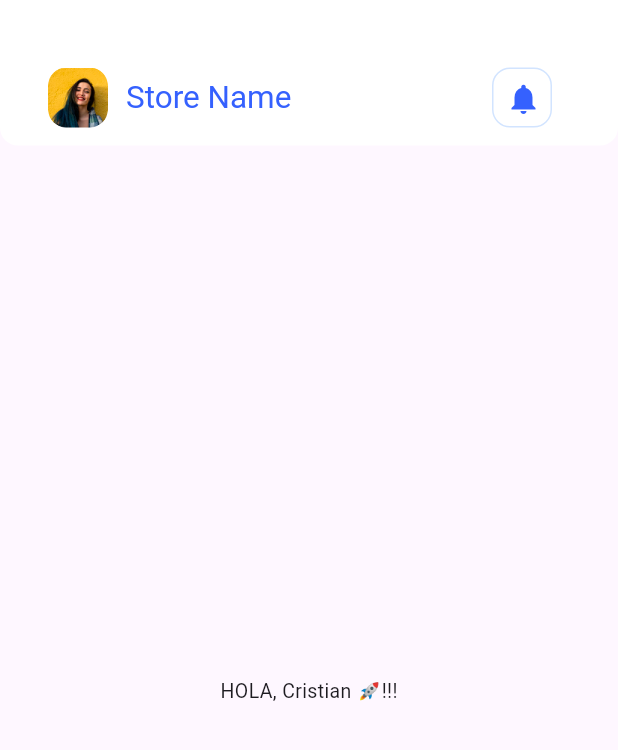
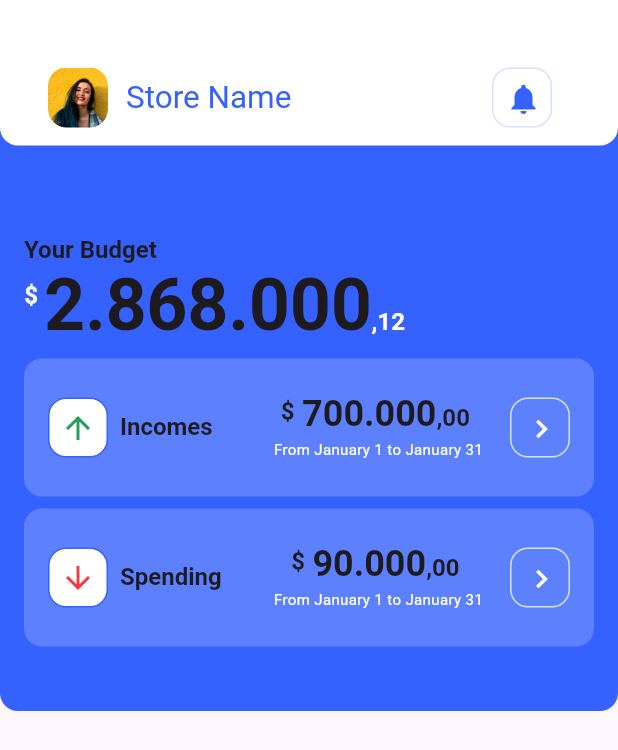
Before and after one commit to cristianDevia/weinflu_app, a Flutter app: the screen it shows after launch, on a phone screen of 412 x 824 dp. Shown: the top 750 px of the screen. Run offline on Flutter 3.47's test engine with Material 3 defaults, Android fonts, the phone set to English and light mode, and no system bars.

Commit message:
add Summary cards for top home page

```diff
--- a/lib/pages/home_page.dart
+++ b/lib/pages/home_page.dart
@@ -1,7 +1,11 @@
+// ignore_for_file: avoid_print
+
 import 'package:flutter/material.dart';
 import 'package:weinflu_app/desing/colors.dart';
 import 'package:weinflu_app/desing/radius.dart';
+import 'package:weinflu_app/widgets/custom_money_display.dart';
 import 'package:weinflu_app/widgets/home_app_bar_title.dart';
+import 'package:weinflu_app/widgets/summary_card.dart';
 
 class HomePage extends StatelessWidget {
   const HomePage({super.key});
@@ -21,9 +25,63 @@ class HomePage extends StatelessWidget {
           child: HomeAppBarTitle(),
         ),
       ),
-      body: const Center(
-        child: Text("HOLA, Cristian 🚀!!!"),
+      body: const Column(
+        children: [
+          TopHomePageBody(),
+        ],
       ),
     );
   }
 }
+
+class TopHomePageBody extends StatelessWidget {
+  const TopHomePageBody({super.key});
+
+  @override
+  Widget build(BuildContext context) {
+    return Container(
+      padding: const EdgeInsets.all(16),
+      width: MediaQuery.of(context).size.width,
+      transform: Matrix4.translationValues(0, -12, 0),
+      decoration: const BoxDecoration(
+          color: WeinfluColors.brandPrimaryColor,
+          borderRadius: BorderRadius.only(
+              bottomLeft: WeinfluRadius.small,
+              bottomRight: WeinfluRadius.small)),
+      height: 389,
+      child: Column(
+        crossAxisAlignment: CrossAxisAlignment.start,
+        children: [
+          Container(
+            margin: const EdgeInsets.only(top: 56),
+            child: Text(
+              'Your Budget',
+              style: Theme.of(context).textTheme.displaySmall,
+            ),
+          ),
+          CustomMoneyDisplay(
+            amount: 2868000.12,
+            padding: const EdgeInsets.only(top: 8, right: 4),
+            amountStyle: Theme.of(context).textTheme.displayLarge!,
+            amountStyleSmall: const TextStyle(
+                fontSize: 16,
+                fontWeight: FontWeight.bold,
+                color: WeinfluColors.brandLightColor),
+          ),
+          SummaryCard(
+            typeSummaryCard: TypeSummaryCard.incomes,
+            amount: 700000,
+            period: 'From January 1 to January 31',
+            action: () => print('incomes'),
+          ),
+          SummaryCard(
+            typeSummaryCard: TypeSummaryCard.spending,
+            amount: 90000,
+            period: 'From January 1 to January 31',
+            action: () => print('spending'),
+          ),
+        ],
+      ),
+    );
+  }
+}
```
